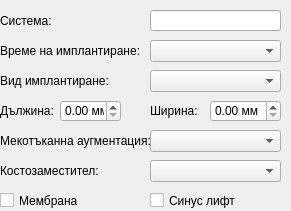
Qt form src/View/ProcedureDialog/Widgets/ImplantView/ImplantView.ui (thefinalcutbg/DinoDent) before a commit.
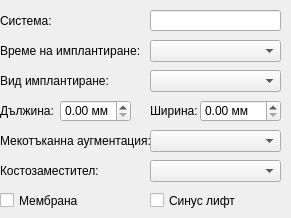
The same form after that commit. Custom widgets are drawn as their Qt base class.

```diff
--- a/src/View/ProcedureDialog/Widgets/ImplantView/ImplantView.ui
+++ b/src/View/ProcedureDialog/Widgets/ImplantView/ImplantView.ui
@@ -7,7 +7,7 @@
     <x>0</x>
     <y>0</y>
     <width>291</width>
-    <height>211</height>
+    <height>218</height>
    </rect>
   </property>
   <property name="windowTitle">
@@ -80,7 +80,7 @@
     <rect>
      <x>60</x>
      <y>100</y>
-     <width>61</width>
+     <width>71</width>
      <height>22</height>
     </rect>
    </property>
@@ -110,9 +110,9 @@
   <widget class="QDoubleSpinBox" name="width">
    <property name="geometry">
     <rect>
-     <x>210</x>
+     <x>200</x>
      <y>100</y>
-     <width>71</width>
+     <width>81</width>
      <height>22</height>
     </rect>
    </property>
```
